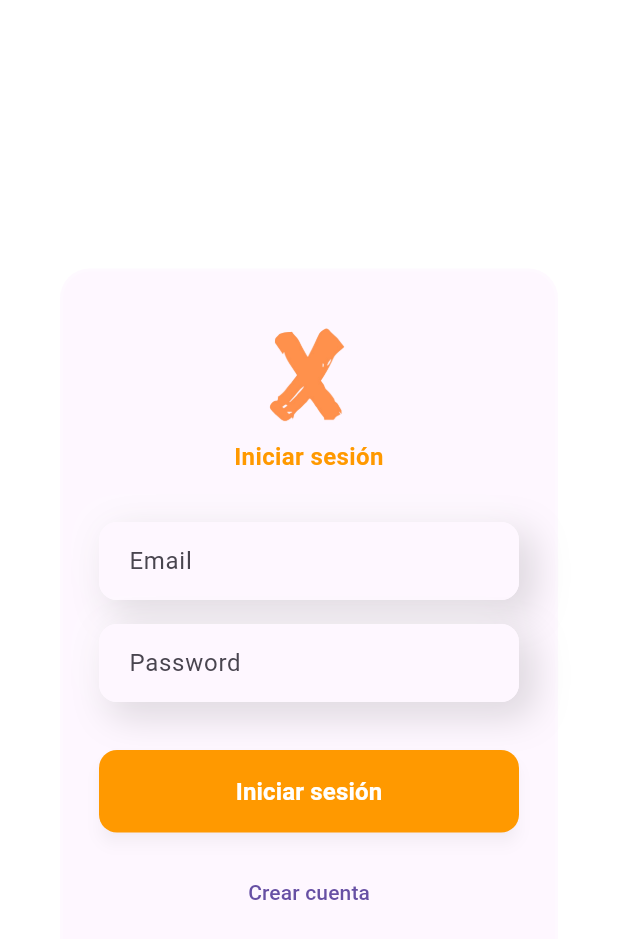
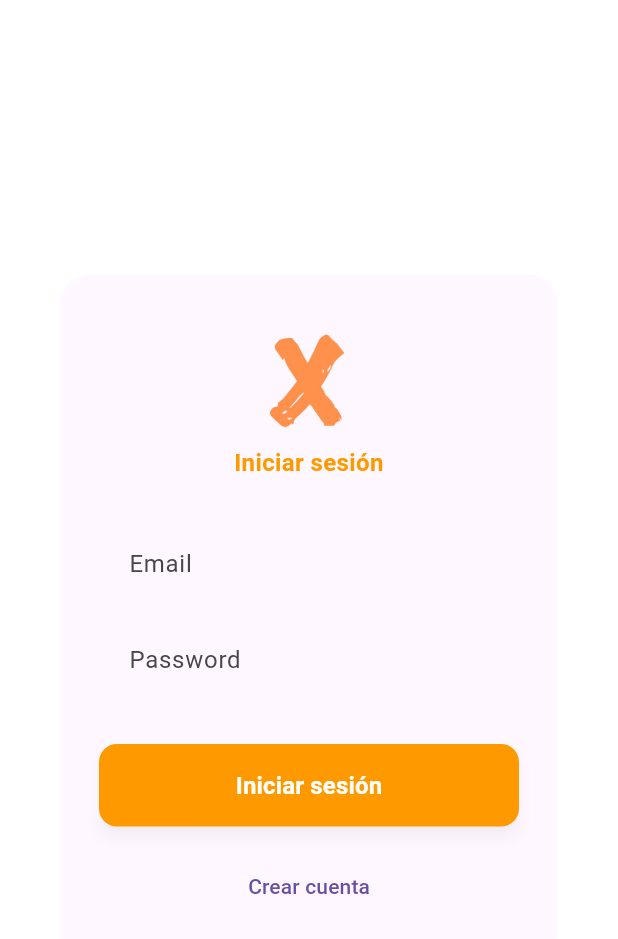
Before and after one commit to lasheralberto/sapersx, a Flutter app: the LoginDialog screen opened by its route, on a phone screen of 412 x 824 dp. Shown: the top 939 px of the screen. Run offline on Flutter 3.47's test engine with Material 3 defaults, Android fonts, the phone set to English and light mode, and no system bars; our stand-ins replace cloud_firestore, file_picker, firebase_auth, firebase_core, firebase_storage, rxdart; missing offline and left inert: flutter_highlighting, pasteboard, random_avatar; accounts and stored records are empty.

Commit message:
improved login dialog

```diff
--- a/lib/components/screens/login_dialog.dart
+++ b/lib/components/screens/login_dialog.dart
@@ -289,25 +289,21 @@ class _LoginDialogState extends State<LoginDialog> {
       decoration: BoxDecoration(
         color: Theme.of(context).colorScheme.surface,
         borderRadius: BorderRadius.circular(12),
-        boxShadow: _mesoShadow,
+        boxShadow: null,
       ),
       child: TextFormField(
         controller: controller,
         decoration: InputDecoration(
           labelText: label,
           border: OutlineInputBorder(
-            borderRadius: BorderRadius.circular(12),
-            borderSide: BorderSide.none,
-          ),
+              borderRadius: BorderRadius.circular(12),
+              borderSide: BorderSide.none),
           filled: true,
           fillColor: Theme.of(context).colorScheme.surface,
           contentPadding:
               const EdgeInsets.symmetric(horizontal: 16, vertical: 14),
         ),
-        style: TextStyle(
-          fontSize: 16,
-          color: Theme.of(context).colorScheme.onSurface,
-        ),
+        style: AppStyles().getTextStyle(context, fontWeight: FontWeight.bold),
         obscureText: obscureText,
         validator: validator,
       ),
--- a/lib/models/styles.dart
+++ b/lib/models/styles.dart
@@ -44,6 +44,10 @@ class AppStyles {
     return const CircularProgressIndicator(
       valueColor: AlwaysStoppedAnimation<Color>(Colors.white),
     );
+  }
+
+  double getFontSize(BuildContext context, {double? fontSize}) {
+    return fontSize != null ? fontSize.toDouble() : 12;
   }
 
   //Progress indicator button
```
Also changed, not shown: lib/components/widgets/expert_profile_card.dart (+5 -8 lines).
